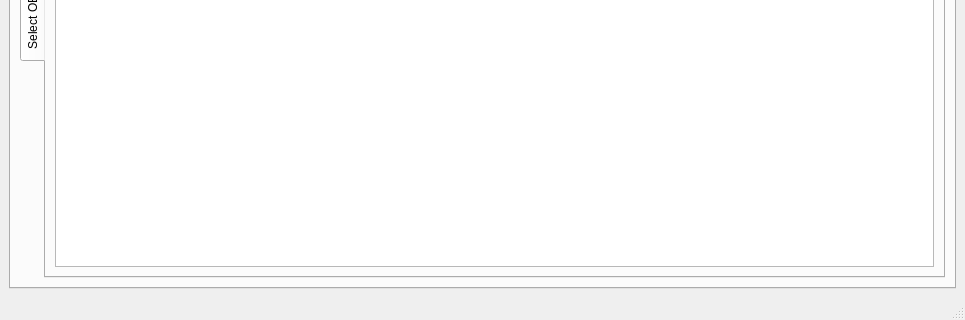
This is src/hyperctui/ui/main_application.ui in ornlneutronimaging/HyperCTui as Qt 5 draws it before an edit; both pictures show x 0 to 965 and y 203 to 523 of the 965 by 523 pixel window. The edited form follows.
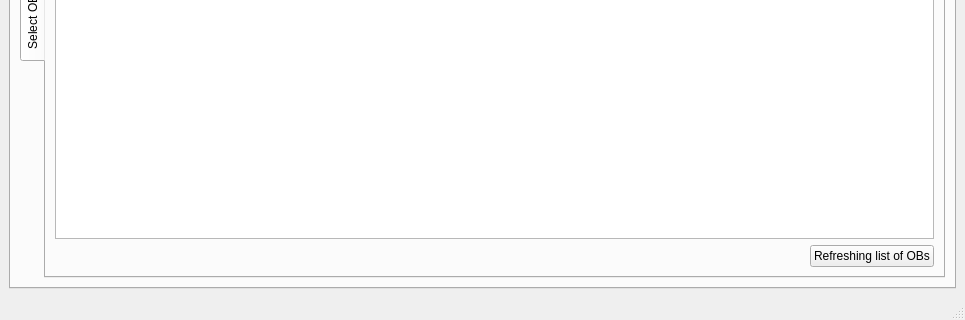
This is the edited form. The open tabs and pages were chosen to show the change. Icons and pictures are not drawn.

Commit message: list of obs selected when refreshing table. this refs #65

```diff
--- a/src/hyperctui/ui/main_application.ui
+++ b/src/hyperctui/ui/main_application.ui
@@ -267,6 +267,30 @@
               </column>
              </widget>
             </item>
+            <item>
+             <layout class="QHBoxLayout" name="horizontalLayout_15">
+              <item>
+               <spacer name="horizontalSpacer_14">
+                <property name="orientation">
+                 <enum>Qt::Horizontal</enum>
+                </property>
+                <property name="sizeHint" stdset="0">
+                 <size>
+                  <width>40</width>
+                  <height>20</height>
+                 </size>
+                </property>
+               </spacer>
+              </item>
+              <item>
+               <widget class="QPushButton" name="refresh_list_of_obs_pushButton">
+                <property name="text">
+                 <string>Refreshing list of OBs</string>
+                </property>
+               </widget>
+              </item>
+             </layout>
+            </item>
            </layout>
           </widget>
          </widget>
```
Left out of the diff: 107 changed lines with no effect on the pictures. The commit also changes 2 other files.
